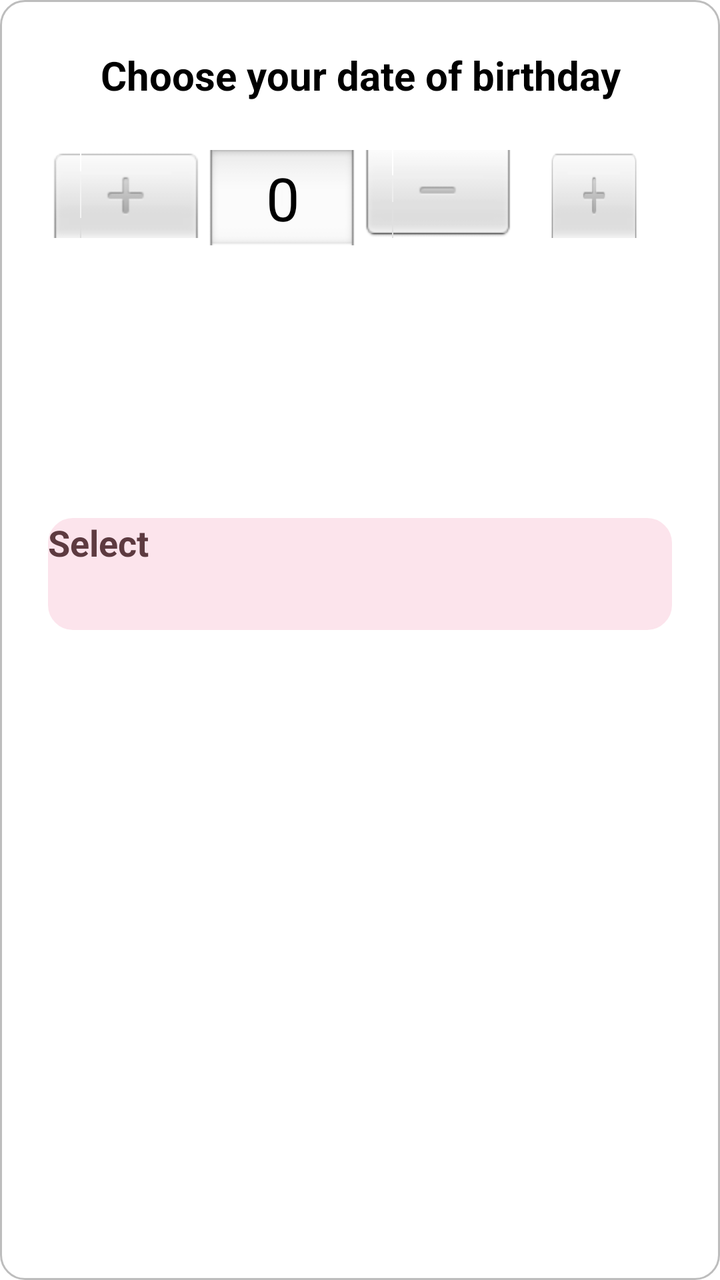
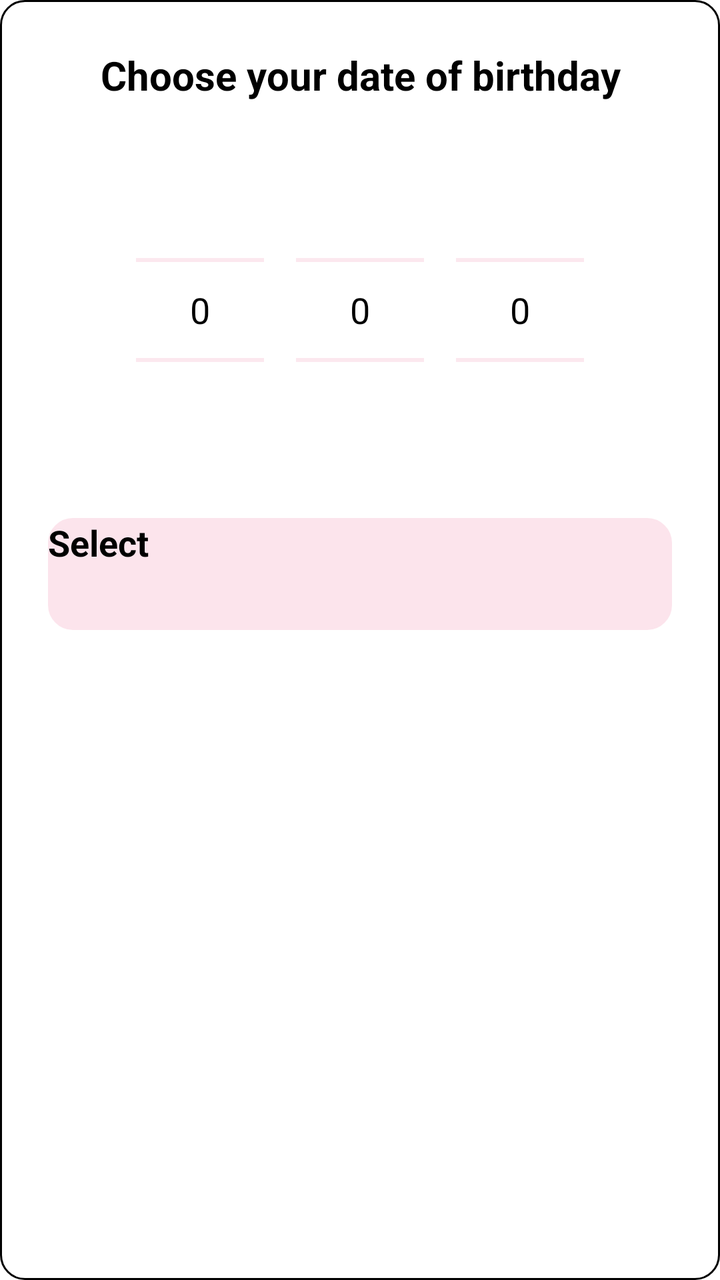

Before-and-after screenshots of an Android layout around one commit, followed by the original layout XML and the change that was made.
<!-- AndroidManifest.xml: application theme Theme.App.Starting -->
<!-- res/layout/dialog_wheel_date_picker.xml -->
<?xml version="1.0" encoding="utf-8"?>
<LinearLayout xmlns:android="http://schemas.android.com/apk/res/android"
    android:layout_width="match_parent"
    android:layout_height="wrap_content"
    android:orientation="vertical"
    android:background="@drawable/bg_input_field"
    android:padding="24dp">

    
    <TextView
        android:layout_width="match_parent"
        android:layout_height="wrap_content"
        android:text="@string/choose_your_date_of_birthday"
        android:textColor="@color/text_primary"
        android:textSize="20sp"
        android:textStyle="bold"
        android:gravity="center"
        android:layout_marginBottom="24dp"/>

    
    <LinearLayout
        android:layout_width="match_parent"
        android:layout_height="wrap_content"
        android:orientation="horizontal"
        android:gravity="center"
        android:layout_marginBottom="24dp">

        
        <NumberPicker
            android:id="@+id/npDay"
            android:layout_width="wrap_content"
            android:layout_height="160dp"
            android:layout_marginEnd="16dp"/>

        
        <NumberPicker
            android:id="@+id/npMonth"
            android:layout_width="wrap_content"
            android:layout_height="160dp"
            android:layout_marginEnd="16dp"/>

        
        <NumberPicker
            android:id="@+id/npYear"
            android:layout_width="wrap_content"
            android:layout_height="160dp"/>

    </LinearLayout>

    
    <androidx.appcompat.widget.AppCompatButton
        android:id="@+id/btnConfirmDate"
        android:layout_width="match_parent"
        android:layout_height="56dp"
        android:background="@drawable/bg_input_field"
        android:backgroundTint="@color/baby_pink"
        android:text="@string/select"
        android:textAllCaps="false"
        android:textColor="@color/button_text"
        android:textStyle="bold"
        android:textSize="18sp"/>

</LinearLayout>
<!-- resources referenced by this layout -->
<resources>
  <color name="baby_pink">#FCE4EC</color>
  <color name="button_text">#5D3A40</color>
  <color name="text_primary">#000000</color>
  <!-- drawable bg_input_field (drawable) -->
  <?xml version="1.0" encoding="utf-8"?>
  <shape xmlns:android="http://schemas.android.com/apk/res/android">
  
      <solid android:color="@color/white" />
  
      <corners android:radius="12dp" />
  
      <stroke
          android:width="1dp"
          android:color="@color/nav_icon_inactive" />
  </shape>
  <string name="choose_your_date_of_birthday">Choose your date of birthday</string>
  <string name="select">Select</string>
  <style name="Theme.App.Starting" parent="Theme.SplashScreen">
          <item name="windowSplashScreenBackground">@android:color/white</item>
          <item name="windowSplashScreenAnimatedIcon">@drawable/splash_icon</item>
          <item name="windowSplashScreenAnimationDuration">1000</item>
          <item name="postSplashScreenTheme">@style/Theme.OurMemories</item>
      </style>
  <color name="white">#FFFFFF</color>
  <color name="nav_icon_inactive">#BDBDBD</color>
  <!-- drawable splash_icon: png bitmap (drawable, 316944 bytes) -->
  <style name="Theme.OurMemories" parent="Base.Theme.OurMemories" />
  <style name="Base.Theme.OurMemories" parent="Theme.Material3.DayNight.NoActionBar">
          <item name="colorPrimary">@color/primary_lavender</item>
          <item name="colorOnPrimary">@color/white</item>
  
          <item name="android:windowBackground">@color/background_light</item>
          <item name="colorSurface">@color/white</item>
          <item name="colorOnSurface">@color/text_primary</item>
          <item name="colorOnBackground">@color/text_primary</item>
  
          <item name="android:textColorPrimary">@color/text_primary</item>
          <item name="android:textColorSecondary">@color/text_secondary</item>
      </style>
  <color name="primary_lavender">#9C27B0</color>
  <color name="background_light">#F5F5F7</color>
  <color name="text_secondary">#575757</color>
</resources>

<!-- the commit's change to res/layout/dialog_wheel_date_picker.xml (unified diff, before → after) -->
@@ -22,6 +22,7 @@
         android:layout_width="match_parent"
         android:layout_height="wrap_content"
         android:orientation="horizontal"
+        android:background="@color/white"
         android:gravity="center"
         android:layout_marginBottom="24dp">
 
@@ -30,20 +31,25 @@
             android:id="@+id/npDay"
             android:layout_width="wrap_content"
             android:layout_height="160dp"
-            android:layout_marginEnd="16dp"/>
+            android:layout_marginEnd="16dp"
+            android:theme="@style/Theme.OurMemories.NumberPicker" />
+
 
         
         <NumberPicker
             android:id="@+id/npMonth"
             android:layout_width="wrap_content"
             android:layout_height="160dp"
-            android:layout_marginEnd="16dp"/>
+            android:layout_marginEnd="16dp"
+            android:theme="@style/Theme.OurMemories.NumberPicker" />
+
 
         
         <NumberPicker
             android:id="@+id/npYear"
             android:layout_width="wrap_content"
-            android:layout_height="160dp"/>
+            android:layout_height="160dp"
+            android:theme="@style/Theme.OurMemories.NumberPicker" />
 
     </LinearLayout>
 
@@ -56,7 +62,7 @@
         android:backgroundTint="@color/baby_pink"
         android:text="@string/select"
         android:textAllCaps="false"
-        android:textColor="@color/button_text"
+        android:textColor="@color/text_primary"
         android:textStyle="bold"
         android:textSize="18sp"/>
 
<!-- resource entries referenced after the edit -->
@@ -1,7 +1,6 @@
 <!-- resources referenced by this layout -->
 <resources>
   <color name="baby_pink">#FCE4EC</color>
-  <color name="button_text">#5D3A40</color>
   <color name="text_primary">#000000</color>
   <!-- drawable bg_input_field (drawable) -->
   <?xml version="1.0" encoding="utf-8"?>
@@ -13,10 +12,18 @@
   
       <stroke
           android:width="1dp"
-          android:color="@color/nav_icon_inactive" />
+          android:color="@color/text_primary" />
   </shape>
   <string name="choose_your_date_of_birthday">Choose your date of birthday</string>
   <string name="select">Select</string>
+  <style name="Theme.OurMemories.NumberPicker" parent="Theme.AppCompat.Light">
+          
+          <item name="android:textColorPrimary">@color/text_primary</item>
+          
+          <item name="colorControlNormal">@color/baby_pink</item>
+          
+          <item name="android:textSize">18sp</item>
+      </style>
   <style name="Theme.App.Starting" parent="Theme.SplashScreen">
           <item name="windowSplashScreenBackground">@android:color/white</item>
           <item name="windowSplashScreenAnimatedIcon">@drawable/splash_icon</item>
@@ -24,7 +31,6 @@
           <item name="postSplashScreenTheme">@style/Theme.OurMemories</item>
       </style>
   <color name="white">#FFFFFF</color>
-  <color name="nav_icon_inactive">#BDBDBD</color>
   <!-- drawable splash_icon: png bitmap (drawable, 316944 bytes) -->
   <style name="Theme.OurMemories" parent="Base.Theme.OurMemories" />
   <style name="Base.Theme.OurMemories" parent="Theme.Material3.DayNight.NoActionBar">
